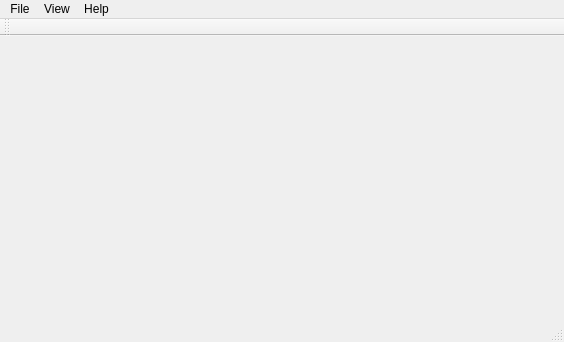
Before: the Qt Designer form imageviewer.ui in renhaofan/ColorMap-RangeMap-Visualization, drawn with Qt 5.
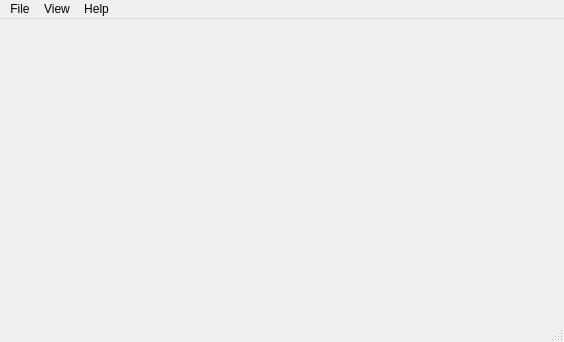
After: the same form once the commit is applied.

Commit message: remove QToolBar

The edit to the form file:
```diff
--- a/imageviewer.ui
+++ b/imageviewer.ui
@@ -52,14 +52,6 @@
    <addaction name="menuView"/>
    <addaction name="menuHelp"/>
   </widget>
-  <widget class="QToolBar" name="mainToolBar">
-   <attribute name="toolBarArea">
-    <enum>TopToolBarArea</enum>
-   </attribute>
-   <attribute name="toolBarBreak">
-    <bool>false</bool>
-   </attribute>
-  </widget>
   <widget class="QStatusBar" name="statusBar"/>
   <action name="actionOpen">
    <property name="text">
```
The commit also changes 1 other file.
